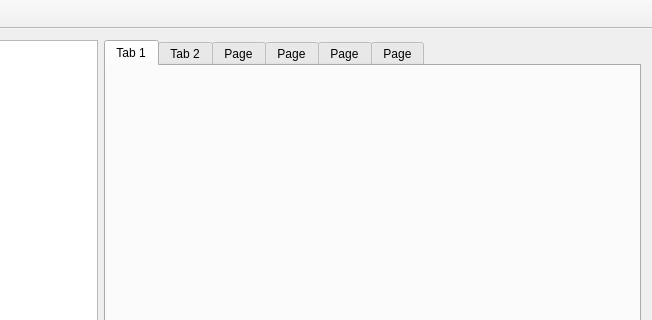
Old version of the form CrowdAnalysys/graphview.ui in the repository AlexanderJHill/Software-Engineering; both pictures show x 451 to 1103 and y 0 to 320 of the 1103 by 612 pixel window.
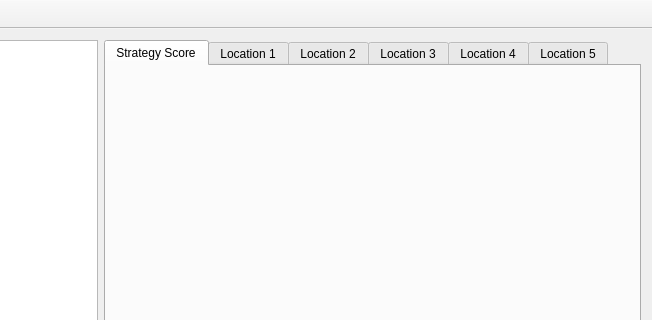
New version of the form. Custom widgets are drawn as their Qt base class.

```diff
--- a/CrowdAnalysys/graphview.ui
+++ b/CrowdAnalysys/graphview.ui
@@ -33,7 +33,7 @@
           </sizepolicy>
          </property>
          <attribute name="title">
-          <string>Tab 1</string>
+          <string>Strategy Score</string>
          </attribute>
          <layout class="QGridLayout" name="gridLayout">
           <item row="0" column="0">
@@ -56,7 +56,7 @@
           </sizepolicy>
          </property>
          <attribute name="title">
-          <string>Tab 2</string>
+          <string>Location 1</string>
          </attribute>
          <layout class="QGridLayout" name="gridLayout_2">
           <item row="0" column="0">
@@ -79,7 +79,7 @@
           </sizepolicy>
          </property>
          <attribute name="title">
-          <string>Page</string>
+          <string>Location 2</string>
          </attribute>
          <layout class="QGridLayout" name="gridLayout_4">
           <item row="0" column="0">
@@ -96,7 +96,7 @@
         </widget>
         <widget class="QWidget" name="tab_4">
          <attribute name="title">
-          <string>Page</string>
+          <string>Location 3</string>
          </attribute>
          <layout class="QGridLayout" name="gridLayout_5">
           <item row="0" column="0">
@@ -113,7 +113,7 @@
         </widget>
         <widget class="QWidget" name="tab_5">
          <attribute name="title">
-          <string>Page</string>
+          <string>Location 4</string>
          </attribute>
          <layout class="QGridLayout" name="gridLayout_6">
           <item row="0" column="0">
@@ -130,7 +130,7 @@
         </widget>
         <widget class="QWidget" name="tab_6">
          <attribute name="title">
-          <string>Page</string>
+          <string>Location 5</string>
          </attribute>
          <layout class="QGridLayout" name="gridLayout_7">
           <item row="0" column="0">
```
